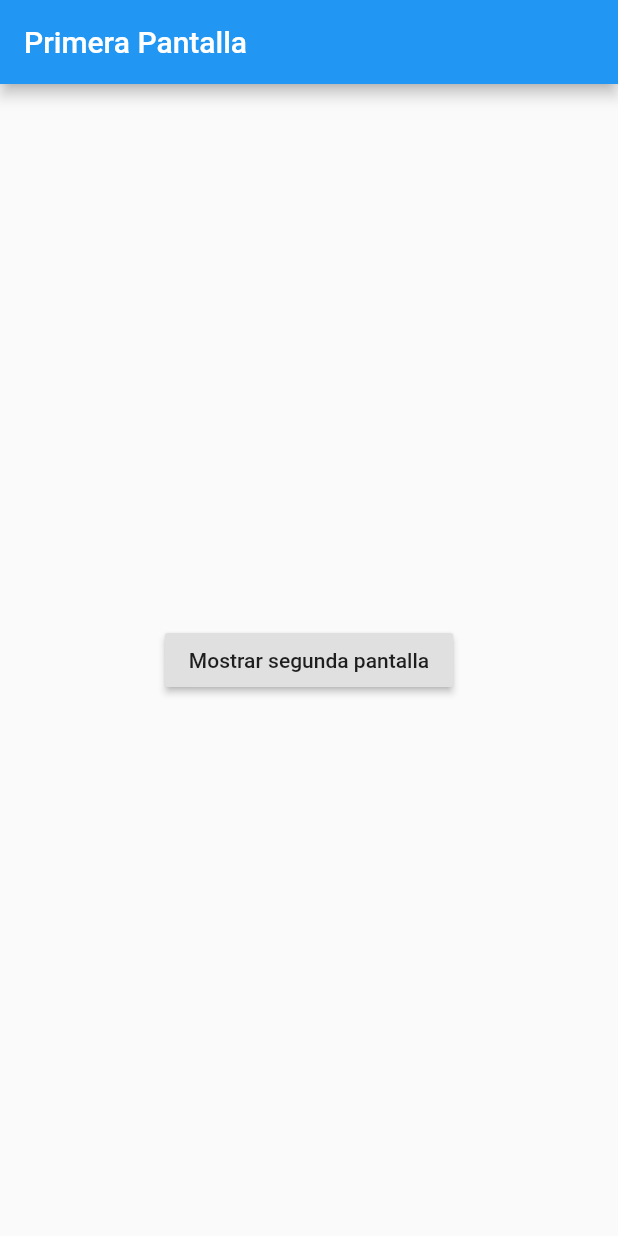
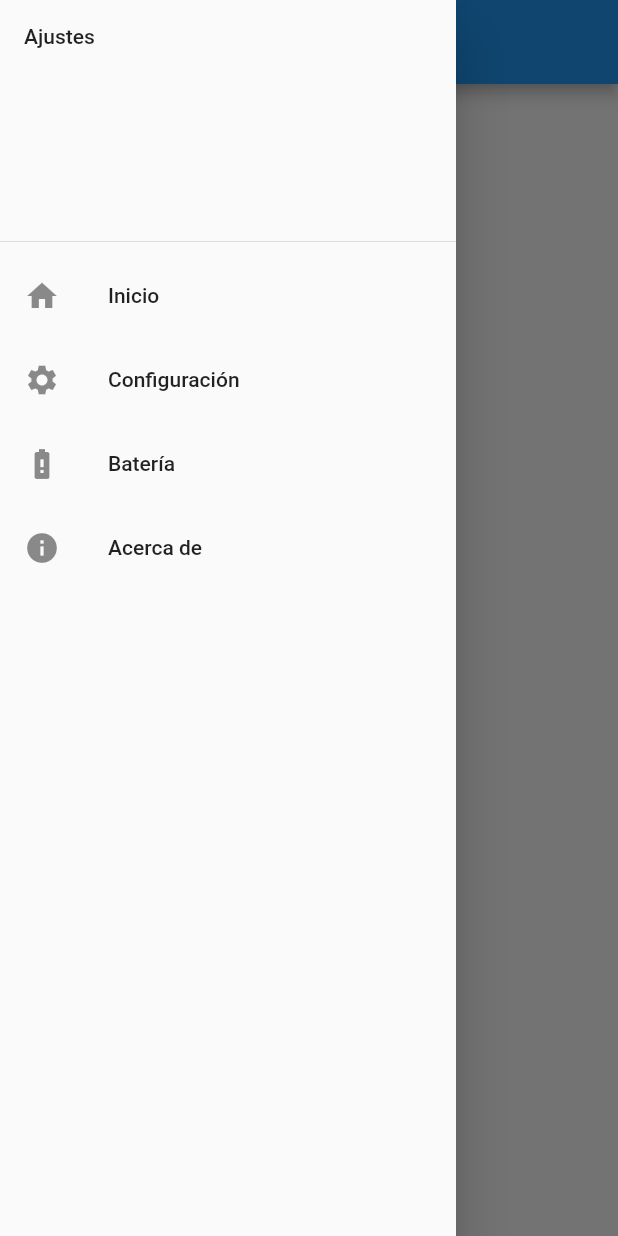
Before and after one commit to alvag/widgets_flutter, a Flutter app: the screen it shows after launch, with the side drawer open (before the commit the screen has no drawer), on a phone screen of 412 x 824 dp. Run offline on Flutter 3.47's test engine with Material 2 defaults, Android fonts, the phone set to English and light mode, and no system bars.

Commit message:
Navigation Drawer

```diff
--- /dev/null
+++ b/lib/widgets/navigation-drawer.dart
@@ -0,0 +1,60 @@
+import 'package:flutter/material.dart';
+
+class MyNavigationDrawer extends StatefulWidget {
+  @override
+  _MyNavigationDrawerState createState() => _MyNavigationDrawerState();
+}
+
+class _MyNavigationDrawerState extends State<MyNavigationDrawer> {
+
+    Drawer getDrawer(BuildContext context) {
+
+        var header = DrawerHeader(
+            child: Text('Ajustes'),
+        );
+
+        var info = AboutListTile(
+            child: Text('Acerca de'),
+            applicationIcon: Icon(Icons.favorite),
+            icon: Icon(Icons.info),
+            applicationVersion: 'v1.0.0',
+            applicationName: 'Demo Drawer',
+        );
+
+        ListTile getItem(Icon icon, String description, String route) {
+            return ListTile(
+                leading: icon,
+                title: Text(description),
+                onTap: () {
+                    setState(() {
+                        Navigator.of(context).pushNamed(route);
+                    });
+                },
+            );
+        }
+
+        ListView listView = new ListView(children: <Widget>[
+            header,
+            getItem(Icon(Icons.home), 'Inicio', '/'),
+            getItem(Icon(Icons.settings), 'Configuración', '/configuracion'),
+            getItem(Icon(Icons.battery_alert), 'Batería', '/bateria'),
+            info
+        ],);
+
+        return Drawer(
+            child: listView,
+        );
+
+    }
+
+  @override
+  Widget build(BuildContext context) {
+    return Scaffold(
+        appBar: AppBar(
+            title: Text('Demo Navigation Drawer'),
+        ),
+        drawer: getDrawer(context)
+    );
+  }
+
+}
```
Also changed, not shown: lib/main.dart (+8 -2 lines), lib/pages/battery.dart (added, +20 -0 lines), lib/pages/settings.dart (added, +20 -0 lines).
